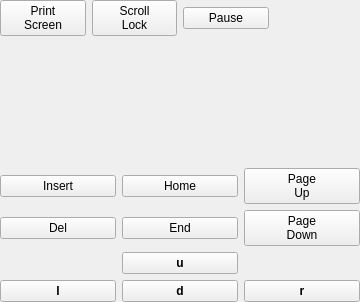
The window that ui/a2widget/keyboard/cursor_block.ui (ewerybody/a2) describes before a commit, drawn with Qt 5.
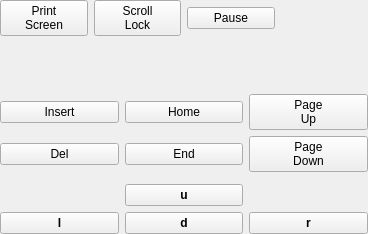
The same window after the commit.

Commit message: #15 merged the mouse widget css to main

```diff
--- a/ui/a2widget/keyboard/cursor_block.ui
+++ b/ui/a2widget/keyboard/cursor_block.ui
@@ -6,8 +6,8 @@
    <rect>
     <x>0</x>
     <y>0</y>
-    <width>360</width>
-    <height>302</height>
+    <width>368</width>
+    <height>234</height>
    </rect>
   </property>
   <property name="windowTitle">
@@ -52,24 +52,10 @@
    </item>
    <item>
     <layout class="QGridLayout" name="gridLayout">
-     <item row="1" column="2">
-      <widget class="QPushButton" name="pgdn">
+     <item row="1" column="0">
+      <widget class="QPushButton" name="delete">
        <property name="text">
-        <string notr="true">Page
-Down</string>
-       </property>
-      </widget>
-     </item>
-     <item row="3" column="2">
-      <widget class="QPushButton" name="right">
-       <property name="font">
-        <font>
-         <weight>75</weight>
-         <bold>true</bold>
-        </font>
-       </property>
-       <property name="text">
-        <string notr="true">r</string>
+        <string notr="true">Del</string>
        </property>
       </widget>
      </item>
@@ -80,27 +66,7 @@
        </property>
       </widget>
      </item>
-     <item row="2" column="1">
-      <widget class="QPushButton" name="up">
-       <property name="font">
-        <font>
-         <weight>75</weight>
-         <bold>true</bold>
-        </font>
-       </property>
-       <property name="text">
-        <string notr="true">u</string>
-       </property>
-      </widget>
-     </item>
-     <item row="0" column="1">
-      <widget class="QPushButton" name="home">
-       <property name="text">
-        <string notr="true">Home</string>
-       </property>
-      </widget>
-     </item>
-     <item row="3" column="1">
+     <item row="4" column="1">
       <widget class="QPushButton" name="down">
        <property name="font">
         <font>
@@ -113,34 +79,6 @@
        </property>
       </widget>
      </item>
-     <item row="3" column="0">
-      <widget class="QPushButton" name="left">
-       <property name="font">
-        <font>
-         <weight>75</weight>
-         <bold>true</bold>
-        </font>
-       </property>
-       <property name="text">
-        <string notr="true">l</string>
-       </property>
-      </widget>
-     </item>
-     <item row="1" column="0">
-      <widget class="QPushButton" name="delete">
-       <property name="text">
-        <string notr="true">Del</string>
-       </property>
-      </widget>
-     </item>
-     <item row="0" column="2">
-      <widget class="QPushButton" name="pgup">
-       <property name="text">
-        <string notr="true">Page
-Up</string>
-       </property>
-      </widget>
-     </item>
      <item row="0" column="0">
       <widget class="QPushButton" name="insert">
        <property name="text">
@@ -148,6 +86,71 @@
        </property>
       </widget>
      </item>
+     <item row="0" column="2">
+      <widget class="QPushButton" name="pgup">
+       <property name="text">
+        <string notr="true">Page
+Up</string>
+       </property>
+      </widget>
+     </item>
+     <item row="4" column="0">
+      <widget class="QPushButton" name="left">
+       <property name="font">
+        <font>
+         <weight>75</weight>
+         <bold>true</bold>
+        </font>
+       </property>
+       <property name="text">
+        <string notr="true">l</string>
+       </property>
+      </widget>
+     </item>
+     <item row="0" column="1">
+      <widget class="QPushButton" name="home">
+       <property name="text">
+        <string notr="true">Home</string>
+       </property>
+      </widget>
+     </item>
+     <item row="3" column="1">
+      <widget class="QPushButton" name="up">
+       <property name="font">
+        <font>
+         <weight>75</weight>
+         <bold>true</bold>
+        </font>
+       </property>
+       <property name="text">
+        <string notr="true">u</string>
+       </property>
+      </widget>
+     </item>
+     <item row="1" column="2">
+      <widget class="QPushButton" name="pgdn">
+       <property name="text">
+        <string notr="true">Page
+Down</string>
+       </property>
+      </widget>
+     </item>
+     <item row="4" column="2">
+      <widget class="QPushButton" name="right">
+       <property name="font">
+        <font>
+         <weight>75</weight>
+         <bold>true</bold>
+        </font>
+       </property>
+       <property name="text">
+        <string notr="true">r</string>
+       </property>
+      </widget>
+     </item>
+     <item row="2" column="1">
+      <widget class="QWidget" name="f_spacer_2" native="true"/>
+     </item>
     </layout>
    </item>
   </layout>
```
The commit also changes 4 other files.
